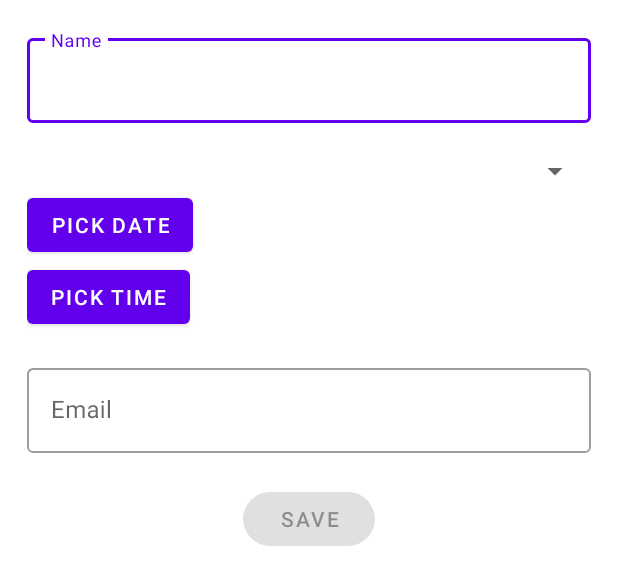
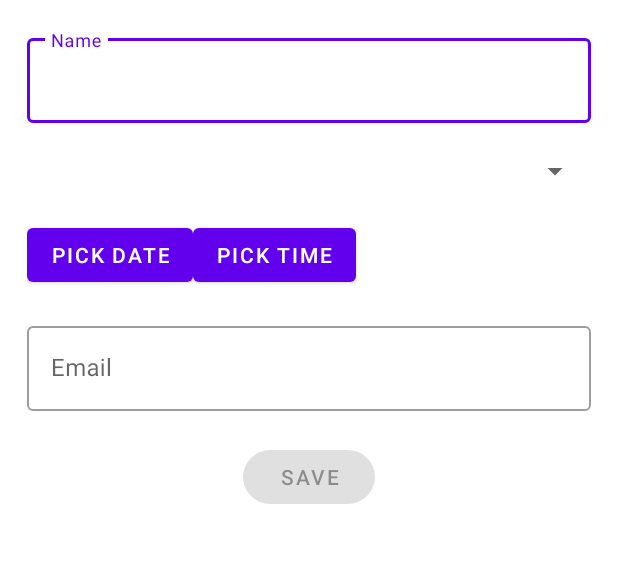
Before and after one commit to CesTheo47/P4_Mareu, an Android app: the layout activity_create_meeting.xml on its own in the app's theme, with its tools: preview values and no code run, on a phone screen of 412 x 824 dp. Shown: the top 585 px of the screen. Run offline under Robolectric (Android 15) with nearby library versions, the phone set to English and light mode, and no system bars.

```diff
--- a/app/build.gradle
+++ b/app/build.gradle
@@ -41,4 +41,5 @@ dependencies {
     testImplementation 'junit:junit:'
     androidTestImplementation 'androidx.test.ext:junit:1.1.3'
     androidTestImplementation 'androidx.test.espresso:espresso-core:3.4.0'
+    implementation 'org.greenrobot:eventbus:3.1.1'
 }
--- a/app/src/main/res/layout/activity_create_meeting.xml
+++ b/app/src/main/res/layout/activity_create_meeting.xml
@@ -1,17 +1,13 @@
 <?xml version="1.0" encoding="utf-8"?>
-<androidx.constraintlayout.widget.ConstraintLayout xmlns:android="http://schemas.android.com/apk/res/android"
+<LinearLayout xmlns:android="http://schemas.android.com/apk/res/android"
+    xmlns:app="http://schemas.android.com/apk/res-auto"
+    xmlns:tools="http://schemas.android.com/tools"
     android:layout_width="match_parent"
     android:layout_height="match_parent"
-    xmlns:app="http://schemas.android.com/apk/res-auto">
-
-    <LinearLayout
-        android:layout_width="match_parent"
-        android:layout_height="match_parent"
-        android:orientation="vertical"
     android:layout_marginStart="18dp"
     android:layout_marginEnd="18dp"
-        app:layout_constraintStart_toStartOf="parent"
-        app:layout_constraintTop_toTopOf="parent">
+    android:orientation="vertical"
+    tools:ignore="ExtraText">
 
     <com.google.android.material.textfield.TextInputLayout
         android:id="@+id/nameLyt"
@@ -34,13 +30,13 @@
         android:layout_width="match_parent"
         android:layout_height="wrap_content"
         android:layout_marginTop="20dp"
-            android:tooltipText="Rooms"/>
+        android:tooltipText="Rooms" />
 
-        <!-- <LinearLayout
+    <LinearLayout
         android:layout_width="match_parent"
         android:layout_height="wrap_content"
-             android:orientation="horizontal"
-             android:layout_marginTop="20dp"> -->
+        android:layout_marginTop="20dp"
+        android:orientation="horizontal">
 
         <Button
             android:layout_width="wrap_content"
@@ -51,14 +47,10 @@
         <Button
             android:layout_width="wrap_content"
             android:layout_height="wrap_content"
-                 android:text="Pick Time"
-                 android:onClick="showTimePickerDialog"/>
+            android:onClick="showTimePickerDialog"
+            android:text="Pick Time" />
 
-        <!--</LinearLayout> -->
-
-
-
-         <!-- Spinner - Datepicker - TimePicker -->
+    </LinearLayout>
 
 
     <com.google.android.material.textfield.TextInputLayout
@@ -78,16 +70,14 @@
     </com.google.android.material.textfield.TextInputLayout>
 
     <com.google.android.material.button.MaterialButton
-            android:id="@+id/create"
+        android:id="@+id/submitButton"
         style="@style/Widget.MaterialComponents.Button"
         android:layout_width="wrap_content"
         android:layout_height="wrap_content"
+        android:layout_gravity="center"
+        android:layout_marginTop="20dp"
         android:enabled="false"
-            android:layout_gravity="center"
-            app:cornerRadius="20dp"
-            android:layout_marginTop="20dp"
-            android:text="Save"/>
+        android:text="Save"
+        app:cornerRadius="20dp" />
 
 </LinearLayout>
-
-</androidx.constraintlayout.widget.ConstraintLayout>
```
Also changed, not shown: app/src/main/java/com/example/maru/event/DeleteMeetingEvent.java (added, +13 -0 lines), app/src/main/java/com/example/maru/ui/AddMeetingActivity.java (+17 -0 lines), app/src/main/java/com/example/maru/ui/MainActivity.java (+23 -3 lines), app/src/main/java/com/example/maru/ui/MainAdapter.java (+16 -5 lines). Lines whose indentation alone changed are shown as unchanged.
